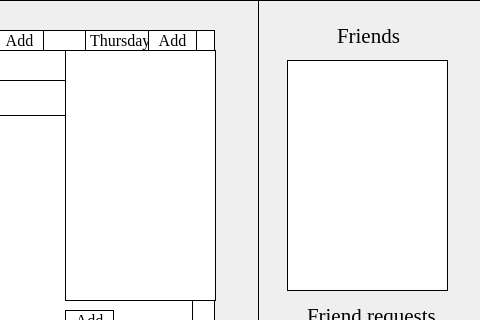
This is frontend/gym_frontend/mainwindow/mainwindow.ui in AlexMNK/dyplom-gym as Qt 5 draws it before an edit; both pictures show x 703 to 1183 and y 0 to 320 of the 1183 by 600 pixel window. The edited form follows.
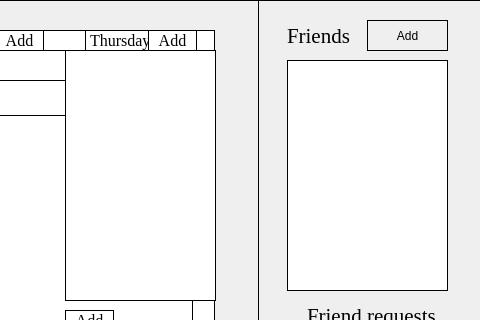
This is the edited form. Icons and pictures are not drawn.

Commit message: Added add friend button

What changed in the file:
```diff
--- a/frontend/gym_frontend/mainwindow/mainwindow.ui
+++ b/frontend/gym_frontend/mainwindow/mainwindow.ui
@@ -79,7 +79,7 @@
    <widget class="QLabel" name="FriendLabel">
     <property name="geometry">
      <rect>
-      <x>1040</x>
+      <x>990</x>
       <y>10</y>
       <width>71</width>
       <height>51</height>
@@ -1589,6 +1589,22 @@
      <string>Add</string>
     </property>
    </widget>
+   <widget class="QPushButton" name="addFriend">
+    <property name="geometry">
+     <rect>
+      <x>1070</x>
+      <y>20</y>
+      <width>81</width>
+      <height>31</height>
+     </rect>
+    </property>
+    <property name="cursor">
+     <cursorShape>PointingHandCursor</cursorShape>
+    </property>
+    <property name="text">
+     <string>Add</string>
+    </property>
+   </widget>
   </widget>
  </widget>
  <resources>
```
The commit also changes 4 other files.
